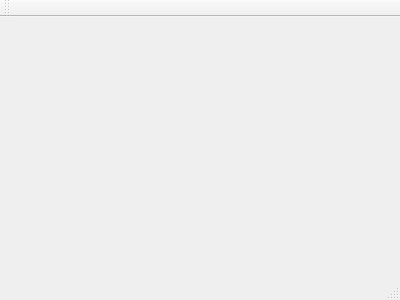
Hanqer/IMPDemo, file impdemo.ui: the form before one commit.
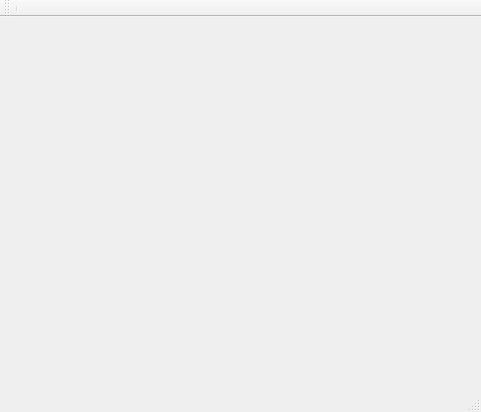
The form after the commit.

What changed in the file:
```diff
--- a/impdemo.ui
+++ b/impdemo.ui
@@ -1,24 +1,52 @@
 <ui version="4.0">
  <class>IMPDemo</class>
- <widget class="QMainWindow" name="IMPDemo" >
-  <property name="geometry" >
+ <widget class="QMainWindow" name="IMPDemo">
+  <property name="geometry">
    <rect>
     <x>0</x>
     <y>0</y>
-    <width>400</width>
-    <height>300</height>
+    <width>481</width>
+    <height>412</height>
    </rect>
   </property>
   <property name="windowTitle" >
    <string>IMPDemo</string>
   </property>
-  <widget class="QMenuBar" name="menuBar" />
-  <widget class="QToolBar" name="mainToolBar" />
-  <widget class="QWidget" name="centralWidget" />
-  <widget class="QStatusBar" name="statusBar" />
+  <widget class="QWidget" name="centralWidget">
+   <widget class="QWidget" name="">
+    <property name="geometry">
+     <rect>
+      <x>9</x>
+      <y>9</y>
+      <width>363</width>
+      <height>142</height>
+     </rect>
+    </property>
+    <layout class="QHBoxLayout" name="horizontalLayout_2"/>
+   </widget>
+  </widget>
+  <widget class="QMenuBar" name="menuBar">
+   <property name="geometry">
+    <rect>
+     <x>0</x>
+     <y>0</y>
+     <width>481</width>
+     <height>22</height>
+    </rect>
+   </property>
+  </widget>
+  <widget class="QToolBar" name="mainToolBar">
+   <attribute name="toolBarArea">
+    <enum>TopToolBarArea</enum>
+   </attribute>
+   <attribute name="toolBarBreak">
+    <bool>false</bool>
+   </attribute>
+   <addaction name="separator"/>
+  </widget>
+  <widget class="QStatusBar" name="statusBar"/>
  </widget>
- <layoutDefault spacing="6" margin="11" />
- <pixmapfunction></pixmapfunction>
+ <layoutdefault spacing="6" margin="11"/>
  <resources/>
  <connections/>
 </ui>
```
Left out of the diff: 3 changed lines with no effect on the pictures.
